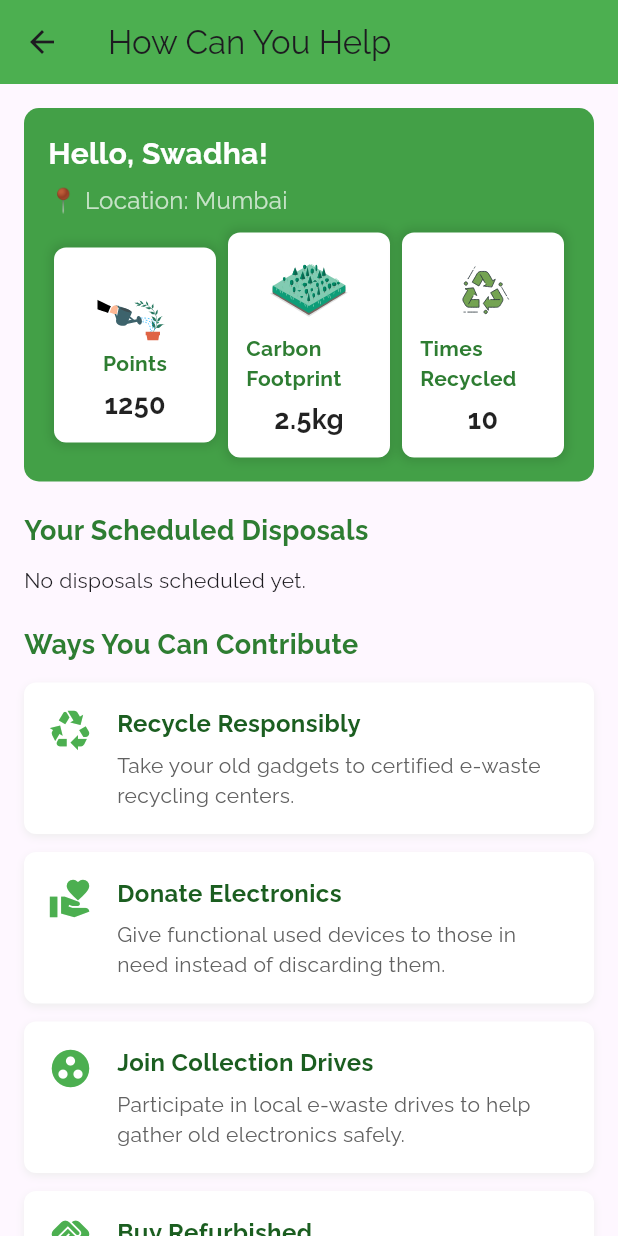
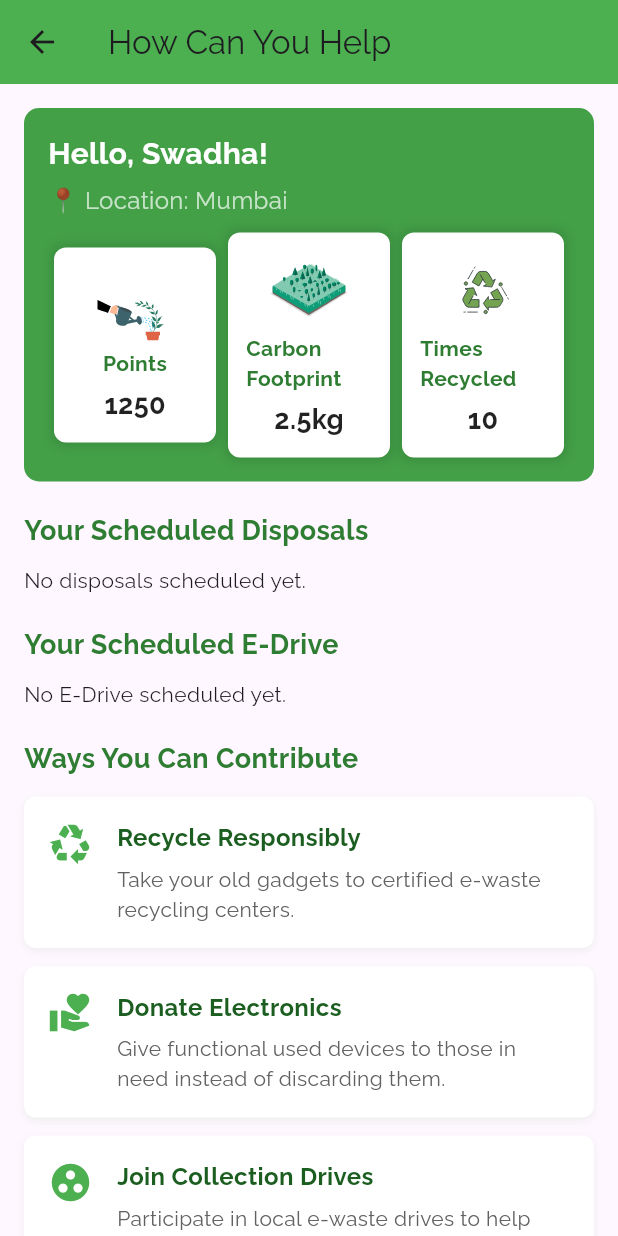
Before and after one commit to swadha112/e_waste, a Flutter app: the screen it shows after launch, scrolled down 576 dp, after a tap on "How Can You Help?", on a phone screen of 412 x 824 dp. Run offline on Flutter 3.47's test engine with Material 3 defaults, Android fonts, the phone set to English and light mode, and no system bars; our stand-ins replace cloud_firestore, firebase_core, fl_chart, flip_card, flutter_dotenv, google_fonts and 6 more; accounts and stored records are empty.

Commit message:
e drive dashboard

```diff
--- a/lib/how_u_help.dart
+++ b/lib/how_u_help.dart
@@ -6,6 +6,7 @@ import 'package:e_waste/detection_page.dart';
 import 'package:e_waste/recycling_center.dart';
 import 'package:e_waste/edrives.dart';
 
+/// Model for Scheduled Disposal (from 'scheduled_disposals' collection)
 class ScheduledDisposal {
   final String centerName;
   final String centerAddress;
@@ -35,6 +36,35 @@ class ScheduledDisposal {
   }
 }
 
+/// Model for Pickup Request (E‑Drive) from 'pickup_requests' collection
+class PickupRequestDashboard {
+  final String name;
+  final String contact;
+  final DateTime scheduledDateTime;
+  final String pickupFor;
+  final String status;
+
+  PickupRequestDashboard({
+    required this.name,
+    required this.contact,
+    required this.scheduledDateTime,
+    required this.pickupFor,
+    required this.status,
+  });
+
+  factory PickupRequestDashboard.fromDocument(Map<String, dynamic> doc) {
+    // Assuming scheduledDateTime is saved as an ISO8601 string.
+    return PickupRequestDashboard(
+      name: doc['name'] ?? '',
+      contact: doc['contact'] ?? '',
+      scheduledDateTime: doc['scheduledDateTime'] != null
+          ? DateTime.parse(doc['scheduledDateTime'])
+          : DateTime.now(),
+      pickupFor: doc['pickupFor'] ?? '',
+      status: doc['status'] ?? 'Pending',
+    );
+  }
+}
 
 class HowCanYouHelpPage extends StatefulWidget {
   @override
@@ -43,7 +73,6 @@ class HowCanYouHelpPage extends StatefulWidget {
 
 class _HowCanYouHelpPageState extends State<HowCanYouHelpPage> {
   late YoutubePlayerController _youtubeController;
-  List<ScheduledDisposal> _scheduledDisposals = [];
 
   @override
   void initState() {
@@ -52,20 +81,6 @@ class _HowCanYouHelpPageState extends State<HowCanYouHelpPage> {
       initialVideoId: 'FoSc5h4yxHc',
       flags: YoutubePlayerFlags(autoPlay: false, mute: false),
     );
-    _loadScheduledDisposals();
-  }
-
-  Future<void> _loadScheduledDisposals() async {
-    final snapshot = await FirebaseFirestore.instance
-        .collection('scheduled_disposals')
-        .orderBy('timestamp', descending: true)
-        .get();
-
-    setState(() {
-      _scheduledDisposals = snapshot.docs
-          .map((doc) => ScheduledDisposal.fromDocument(doc.data()))
-          .toList();
-    });
   }
 
   @override
@@ -74,8 +89,178 @@ class _HowCanYouHelpPageState extends State<HowCanYouHelpPage> {
     super.dispose();
   }
 
+  /// Stream builder for Scheduled Disposals
+  Widget _buildScheduledDisposalsSection() {
+    return StreamBuilder<QuerySnapshot>(
+      stream: FirebaseFirestore.instance
+          .collection('scheduled_disposals')
+          .orderBy('timestamp', descending: true)
+          .snapshots(),
+      builder: (context, snapshot) {
+        if (snapshot.connectionState == ConnectionState.waiting)
+          return Center(child: CircularProgressIndicator());
+        if (!snapshot.hasData || snapshot.data!.docs.isEmpty)
+          return Text('No disposals scheduled yet.');
+        final docs = snapshot.data!.docs;
+        return ListView.builder(
+          shrinkWrap: true,
+          physics: NeverScrollableScrollPhysics(),
+          itemCount: docs.length,
+          itemBuilder: (context, index) {
+            final data = docs[index].data() as Map<String, dynamic>;
+            final disposal = ScheduledDisposal.fromDocument(data);
+            final statusText = disposal.status == "Pending"
+                ? "Pickup Pending"
+                : "Successful";
+            return Card(
+              margin: EdgeInsets.symmetric(vertical: 8),
+              child: ListTile(
+                title: Text(disposal.centerName),
+                subtitle: Text(
+                  '${disposal.centerAddress}\n📦 ${disposal.objectChosen} • ₹${disposal.price.toStringAsFixed(2)}\n🕒 ${disposal.timestamp.toLocal()}\n📌 Status: $statusText',
+                ),
+                isThreeLine: true,
+                leading: Icon(Icons.location_on, color: Colors.green),
+              ),
+            );
+          },
+        );
+      },
+    );
+  }
+
+  /// Stream builder for Pickup Requests (E-Drive)
+  Widget _buildPickupRequestsSection() {
+    return StreamBuilder<QuerySnapshot>(
+      stream: FirebaseFirestore.instance
+          .collection('pickup_requests')
+          .orderBy('timestamp', descending: true)
+          .snapshots(),
+      builder: (context, snapshot) {
+        if (snapshot.connectionState == ConnectionState.waiting)
+          return Center(child: CircularProgressIndicator());
+        if (!snapshot.hasData || snapshot.data!.docs.isEmpty)
+          return Text('No E-Drive scheduled yet.');
+        final docs = snapshot.data!.docs;
+        return ListView.builder(
+          shrinkWrap: true,
+          physics: NeverScrollableScrollPhysics(),
+          itemCount: docs.length,
+          itemBuilder: (context, index) {
+            final data = docs[index].data() as Map<String, dynamic>;
+            final pickup = PickupRequestDashboard.fromDocument(data);
+            final statusText = pickup.status == "Pending"
+                ? "Pickup Pending"
+                : "Successful";
+            return Card(
+              margin: EdgeInsets.symmetric(vertical: 8),
+              child: ListTile(
+                title: Text(pickup.name),
+                subtitle: Text(
+                  'Contact: ${pickup.contact}\nScheduled: ${pickup.scheduledDateTime.toLocal()}\nPickup For: ${pickup.pickupFor}\nStatus: $statusText',
+                ),
+                isThreeLine: true,
+                leading: Icon(Icons.drive_eta, color: Colors.blue),
+              ),
+            );
+          },
+        );
+      },
+    );
+  }
+
+  Widget _infoCard(String title, String value, String animationPath) {
+    return Expanded(
+      child: Container(
+        padding: EdgeInsets.all(12),
+        margin: EdgeInsets.symmetric(horizontal: 4),
+        decoration: BoxDecoration(
+          color: Colors.white,
+          borderRadius: BorderRadius.circular(8),
+          boxShadow: [
+            BoxShadow(color: Colors.black12, blurRadius: 5, spreadRadius: 2)
+          ],
+        ),
+        child: Column(
+          children: [
+            Lottie.asset(animationPath, height: 50),
+            SizedBox(height: 5),
+            Text(
+              title,
+              style: TextStyle(
+                  fontSize: 14,
+                  fontWeight: FontWeight.bold,
+                  color: Colors.green[800]),
+            ),
+            SizedBox(height: 5),
+            Text(
+              value,
+              style: TextStyle(
+                  fontSize: 18,
+                  fontWeight: FontWeight.bold,
+                  color: Colors.black87),
+            ),
+          ],
+        ),
+      ),
+    );
+  }
+
+  Widget _buildContributionItem({
+    required IconData icon,
+    required String title,
+    required String subtitle,
+  }) {
+    return Container(
+      margin: EdgeInsets.only(bottom: 12),
+      padding: EdgeInsets.all(16),
+      decoration: BoxDecoration(
+        color: Colors.white,
+        borderRadius: BorderRadius.circular(8),
+        boxShadow: [
+          BoxShadow(
+            color: Colors.grey.shade200,
+            blurRadius: 4,
+            offset: Offset(0, 2),
+          ),
+        ],
+      ),
+      child: Row(
+        crossAxisAlignment: CrossAxisAlignment.start,
+        children: [
+          Icon(
+            icon,
+            size: 30,
+            color: Colors.green,
+          ),
+          SizedBox(width: 16),
+          Expanded(
+            child: Column(
+              crossAxisAlignment: CrossAxisAlignment.start,
+              children: [
+                Text(
+                  title,
+                  style: TextStyle(
+                      fontWeight: FontWeight.bold,
+                      fontSize: 16,
+                      color: Colors.green[900]),
+                ),
+                SizedBox(height: 6),
+                Text(
+                  subtitle,
+                  style: TextStyle(fontSize: 14, color: Colors.grey[700]),
+                ),
+              ],
+            ),
+          ),
+        ],
+      ),
+    );
+  }
+
   @override
   Widget build(BuildContext context) {
+    final buttonColor = Colors.green[400];
     return Scaffold(
       appBar: AppBar(
         title: Text('How Can You Help'),
@@ -133,21 +318,21 @@ class _HowCanYouHelpPageState extends State<HowCanYouHelpPage> {
               ),
             ),
             SizedBox(height: 10),
-            if (_scheduledDisposals.isEmpty)
-              Text('No disposals scheduled yet.'),
-            ..._scheduledDisposals.map((disposal) {
-              return Card(
-                margin: EdgeInsets.symmetric(vertical: 8),
-                child: ListTile(
-                  title: Text(disposal.centerName),
-                  subtitle: Text(
-                    '${disposal.centerAddress}\n📦 ${disposal.objectChosen} • ₹${disposal.price.toStringAsFixed(2)}\n🕒 ${disposal.timestamp.toLocal()}\n📌 Status: ${disposal.status}',
-                  ),
-                  isThreeLine: true,
-                  leading: Icon(Icons.location_on, color: Colors.green),
-                ),
-              );
-            }),
+            _buildScheduledDisposalsSection(),
+
+            SizedBox(height: 20),
+
+            // E-Drive / Pickup Requests Section
+            Text(
+              'Your Scheduled E-Drive',
+              style: TextStyle(
+                fontSize: 18,
+                fontWeight: FontWeight.bold,
+                color: Colors.green[800],
+              ),
+            ),
+            SizedBox(height: 10),
+            _buildPickupRequestsSection(),
 
             SizedBox(height: 20),
 
@@ -201,6 +386,7 @@ class _HowCanYouHelpPageState extends State<HowCanYouHelpPage> {
             SizedBox(height: 12),
             Row(
               children: [
+                // Personal Disposal Card
                 Expanded(
                   child: Container(
                     padding: EdgeInsets.all(16),
@@ -228,9 +414,9 @@ class _HowCanYouHelpPageState extends State<HowCanYouHelpPage> {
                               foregroundColor: Colors.green),
                           onPressed: () {
                             Navigator.push(
-                                context,
-                                MaterialPageRoute(
-                                    builder: (context) => DetectionPage()));
+                              context,
+                              MaterialPageRoute(builder: (context) => DetectionPage()),
+                            );
                           },
                           child: Text('Start with Object Detection'),
                         ),
@@ -239,6 +425,7 @@ class _HowCanYouHelpPageState extends State<HowCanYouHelpPage> {
                   ),
                 ),
                 SizedBox(width: 20),
+                // Collective Disposal Card
                 Expanded(
                   child: Container(
                     padding: EdgeInsets.all(16),
@@ -266,9 +453,9 @@ class _HowCanYouHelpPageState extends State<HowCanYouHelpPage> {
                               foregroundColor: Colors.green),
                           onPressed: () {
                             Navigator.push(
-                                context,
-                                MaterialPageRoute(
-                                    builder: (context) => SchedulePickupPage()));
+                              context,
+                              MaterialPageRoute(builder: (context) => SchedulePickupPage()),
+                            );
                           },
                           child: Text('Schedule a Drive'),
                         ),
@@ -297,86 +484,4 @@ class _HowCanYouHelpPageState extends State<HowCanYouHelpPage> {
       ),
     );
   }
-
-  Widget _infoCard(String title, String value, String animationPath) {
-    return Expanded(
-      child: Container(
-        padding: EdgeInsets.all(12),
-        margin: EdgeInsets.symmetric(horizontal: 4),
-        decoration: BoxDecoration(
-          color: Colors.white,
-          borderRadius: BorderRadius.circular(8),
-          boxShadow: [BoxShadow(color: Colors.black12, blurRadius: 5, spreadRadius: 2)],
-        ),
-        child: Column(
-          children: [
-            Lottie.asset(animationPath, height: 50),
-            SizedBox(height: 5),
-            Text(
-              title,
-              style: TextStyle(fontSize: 14, fontWeight: FontWeight.bold, color: Colors.green[800]),
-            ),
-            SizedBox(height: 5),
-            Text(
-              value,
-              style: TextStyle(fontSize: 18, fontWeight: FontWeight.bold, color: Colors.black87),
-            ),
-          ],
-        ),
-      ),
-    );
-  }
-
-  Widget _buildContributionItem({
-    required IconData icon,
-    required String title,
-    required String subtitle,
-  }) {
-    return Container(
-      margin: EdgeInsets.only(bottom: 12),
-      padding: EdgeInsets.all(16),
-      decoration: BoxDecoration(
-        color: Colors.white,
-        borderRadius: BorderRadius.circular(8),
-        boxShadow: [
-          BoxShadow(
-            color: Colors.grey.shade200,
-            blurRadius: 4,
-            offset: Offset(0, 2),
-          ),
-        ],
-      ),
-      child: Row(
-        crossAxisAlignment: CrossAxisAlignment.start,
-        children: [
-          Icon(
-            icon,
-            size: 30,
-            color: Colors.green,
-          ),
-          SizedBox(width: 16),
-          Expanded(
-            child: Column(
-              crossAxisAlignment: CrossAxisAlignment.start,
-              children: [
-                Text(
-                  title,
-                  style: TextStyle(
-                    fontWeight: FontWeight.bold,
-                    fontSize: 16,
-                    color: Colors.green[900],
-                  ),
-                ),
-                SizedBox(height: 6),
-                Text(
-                  subtitle,
-                  style: TextStyle(fontSize: 14, color: Colors.grey[700]),
-                ),
-              ],
-            ),
-          ),
-        ],
-      ),
-    );
-  }
 }
```
